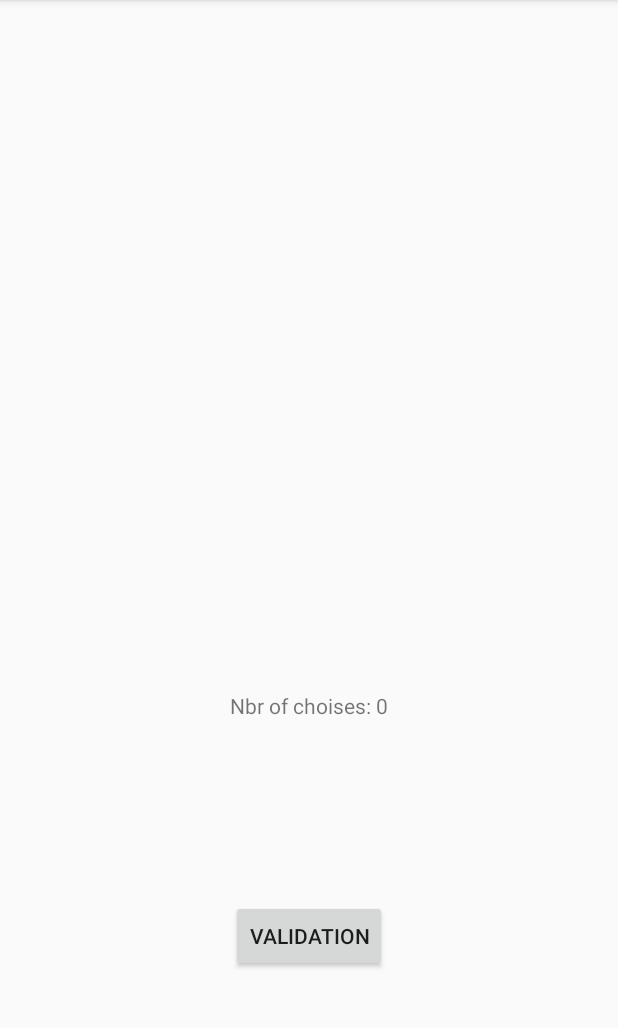
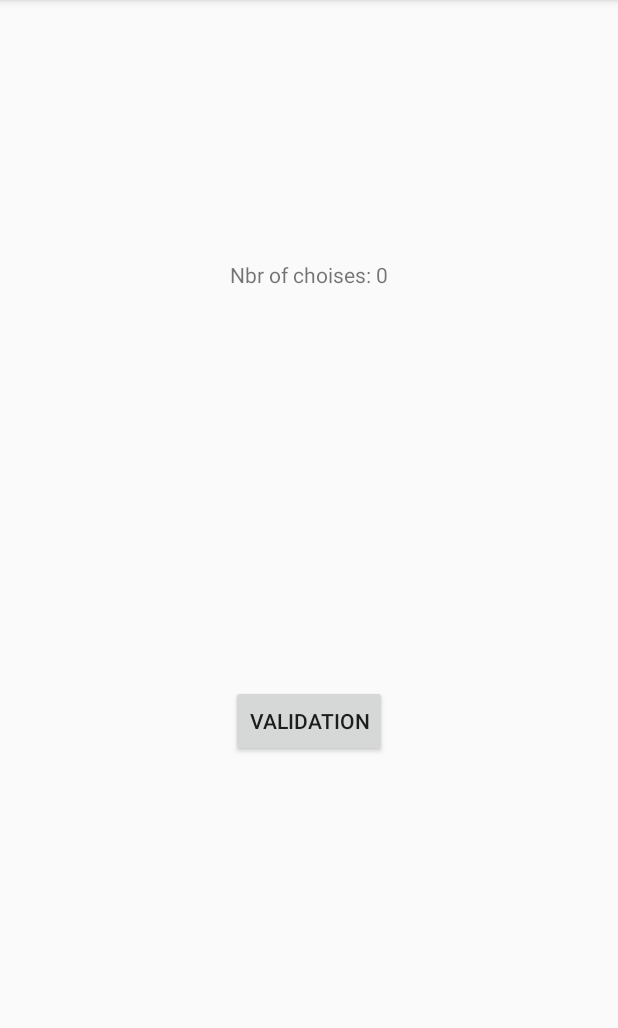
Before and after one commit to maleclercq/LSINF1225-2018-Groupe1-MiniPoll, an Android app: the SondageViewActivity screen opened directly, with no data from a screen before it, on a phone screen of 412 x 824 dp, the part 84-1112 px from its top. Run offline under Robolectric (Android 15) with nearby library versions, the phone set to English and light mode, and no system bars; network calls fail; 8 statements that could not run were skipped.

Commit message:
mini erreur corrigée

```diff
--- a/app/src/main/res/layout/activity_sondage_view.xml
+++ b/app/src/main/res/layout/activity_sondage_view.xml
@@ -41,8 +41,8 @@
         xmlns:app="http://schemas.android.com/apk/res-auto"
         xmlns:tools="http://schemas.android.com/tools"
         android:id="@+id/linearL"
-        android:layout_width="399dp"
-        android:layout_height="287dp"
+        android:layout_width="wrap_content"
+        android:layout_height="wrap_content"
         android:layout_marginTop="40dp"
         app:layout_constraintHorizontal_bias="0.466"
         app:layout_constraintLeft_toLeftOf="parent"
```
